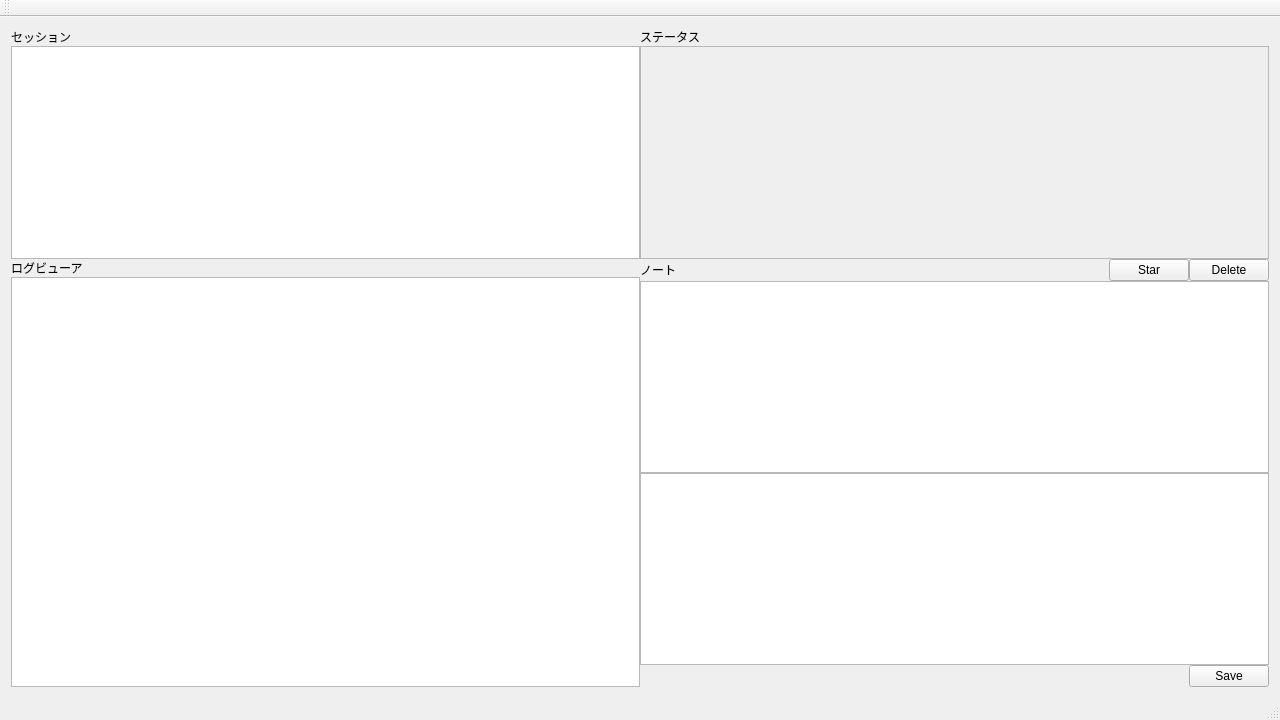
This is mainwindow.ui in fr0077/magmeasure as Qt 5 draws it before an edit. The edited form follows.
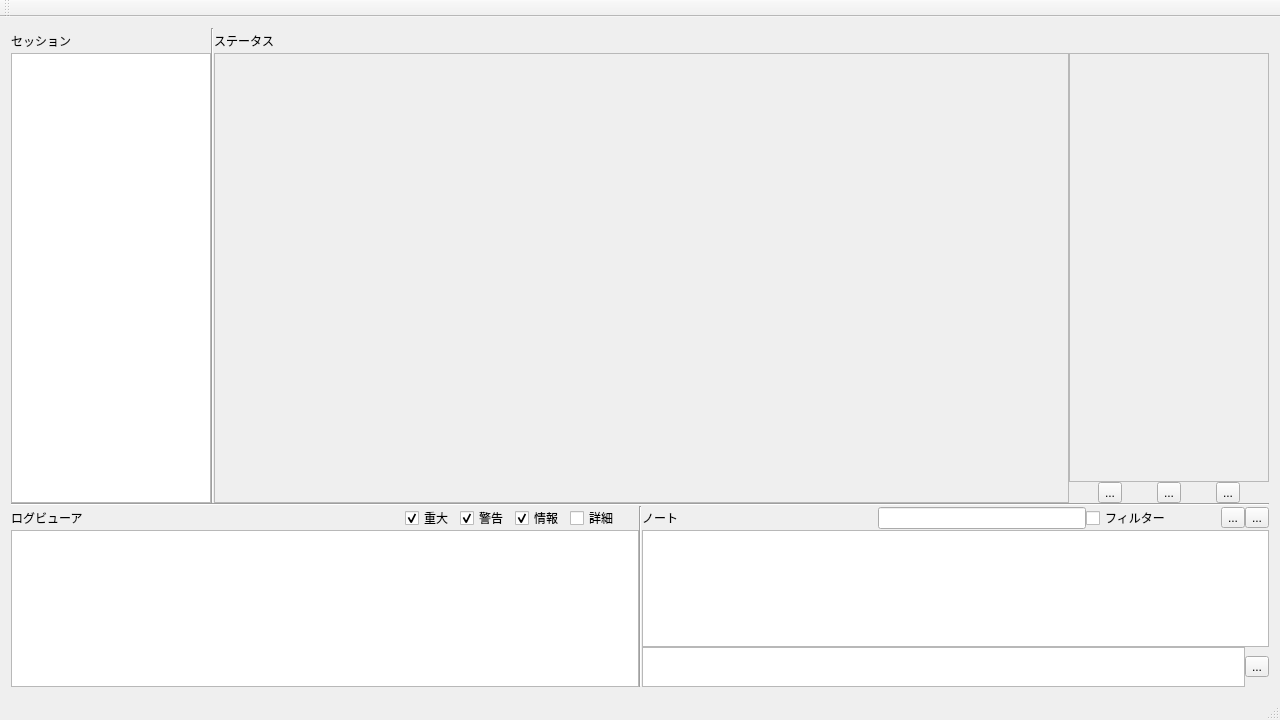
This is the edited form.

Commit message: UIがあらかたできた

The edit to the form file:
```diff
--- a/mainwindow.ui
+++ b/mainwindow.ui
@@ -10,36 +10,101 @@
     <height>720</height>
    </rect>
   </property>
+  <property name="sizePolicy">
+   <sizepolicy hsizetype="Fixed" vsizetype="Fixed">
+    <horstretch>0</horstretch>
+    <verstretch>0</verstretch>
+   </sizepolicy>
+  </property>
+  <property name="minimumSize">
+   <size>
+    <width>1280</width>
+    <height>720</height>
+   </size>
+  </property>
+  <property name="maximumSize">
+   <size>
+    <width>1280</width>
+    <height>720</height>
+   </size>
+  </property>
   <property name="windowTitle">
    <string>MainWindow</string>
   </property>
   <widget class="QWidget" name="centralWidget">
-   <layout class="QVBoxLayout" name="VerticalLayout">
+   <layout class="QVBoxLayout" name="VerticalLayout" stretch="0,0,0">
     <property name="spacing">
      <number>0</number>
     </property>
+    <property name="sizeConstraint">
+     <enum>QLayout::SetDefaultConstraint</enum>
+    </property>
     <item>
      <layout class="QHBoxLayout" name="horizontalLayout">
       <property name="spacing">
        <number>0</number>
       </property>
+      <property name="sizeConstraint">
+       <enum>QLayout::SetDefaultConstraint</enum>
+      </property>
       <item>
        <layout class="QVBoxLayout" name="verticalLayout_3">
         <property name="spacing">
          <number>0</number>
         </property>
+        <property name="sizeConstraint">
+         <enum>QLayout::SetFixedSize</enum>
+        </property>
         <item>
          <widget class="QLabel" name="label_3">
+          <property name="sizePolicy">
+           <sizepolicy hsizetype="Fixed" vsizetype="Fixed">
+            <horstretch>0</horstretch>
+            <verstretch>0</verstretch>
+           </sizepolicy>
+          </property>
+          <property name="minimumSize">
+           <size>
+            <width>0</width>
+            <height>25</height>
+           </size>
+          </property>
           <property name="text">
            <string>セッション</string>
           </property>
          </widget>
         </item>
         <item>
-         <widget class="QListView" name="listView_2"/>
+         <widget class="QListView" name="listView_2">
+          <property name="sizePolicy">
+           <sizepolicy hsizetype="Minimum" vsizetype="Fixed">
+            <horstretch>0</horstretch>
+            <verstretch>0</verstretch>
+           </sizepolicy>
+          </property>
+          <property name="minimumSize">
+           <size>
+            <width>0</width>
+            <height>450</height>
+           </size>
+          </property>
+          <property name="maximumSize">
+           <size>
+            <width>200</width>
+            <height>16777215</height>
+           </size>
+          </property>
+         </widget>
         </item>
        </layout>
       </item>
+      <item>
+       <widget class="Line" name="line_2">
+        <property name="orientation">
+         <enum>Qt::Vertical</enum>
+        </property>
+       </widget>
+      </item>
       <item>
        <layout class="QVBoxLayout" name="verticalLayout_4">
         <property name="spacing">
@@ -48,37 +113,123 @@
         <item>
          <widget class="QLabel" name="label_4">
           <property name="sizePolicy">
-           <sizepolicy hsizetype="Preferred" vsizetype="Minimum">
+           <sizepolicy hsizetype="Expanding" vsizetype="Fixed">
             <horstretch>0</horstretch>
             <verstretch>0</verstretch>
            </sizepolicy>
           </property>
+          <property name="minimumSize">
+           <size>
+            <width>0</width>
+            <height>25</height>
+           </size>
+          </property>
           <property name="text">
            <string>ステータス</string>
           </property>
          </widget>
         </item>
         <item>
-         <widget class="QScrollArea" name="scrollArea">
-          <property name="widgetResizable">
-           <bool>true</bool>
+         <layout class="QHBoxLayout" name="horizontalLayout_6">
+          <property name="spacing">
+           <number>0</number>
           </property>
-          <widget class="QWidget" name="scrollAreaWidgetContents">
-           <property name="geometry">
-            <rect>
-             <x>0</x>
-             <y>0</y>
-             <width>623</width>
-             <height>186</height>
-            </rect>
-           </property>
-          </widget>
-         </widget>
+          <item>
+           <layout class="QVBoxLayout" name="verticalLayout_5">
+            <property name="spacing">
+             <number>0</number>
+            </property>
+            <item>
+             <widget class="QFrame" name="frame_2">
+              <property name="sizePolicy">
+               <sizepolicy hsizetype="Expanding" vsizetype="Expanding">
+                <horstretch>0</horstretch>
+                <verstretch>0</verstretch>
+               </sizepolicy>
+              </property>
+              <property name="frameShape">
+               <enum>QFrame::StyledPanel</enum>
+              </property>
+              <property name="frameShadow">
+               <enum>QFrame::Raised</enum>
+              </property>
+             </widget>
+            </item>
+           </layout>
+          </item>
+          <item>
+           <layout class="QVBoxLayout" name="verticalLayout_6">
+            <property name="spacing">
+             <number>0</number>
+            </property>
+            <item>
+             <widget class="QFrame" name="frame_3">
+              <property name="sizePolicy">
+               <sizepolicy hsizetype="Preferred" vsizetype="Expanding">
+                <horstretch>0</horstretch>
+                <verstretch>0</verstretch>
+               </sizepolicy>
+              </property>
+              <property name="minimumSize">
+               <size>
+                <width>200</width>
+                <height>0</height>
+               </size>
+              </property>
+              <property name="maximumSize">
+               <size>
+                <width>200</width>
+                <height>16777215</height>
+               </size>
+              </property>
+              <property name="frameShape">
+               <enum>QFrame::StyledPanel</enum>
+              </property>
+              <property name="frameShadow">
+               <enum>QFrame::Raised</enum>
+              </property>
+             </widget>
+            </item>
+            <item>
+             <layout class="QHBoxLayout" name="horizontalLayout_7">
+              <item>
+               <widget class="QToolButton" name="toolButton_6">
+                <property name="text">
+                 <string>...</string>
+                </property>
+               </widget>
+              </item>
+              <item>
+               <widget class="QToolButton" name="toolButton_7">
+                <property name="text">
+                 <string>...</string>
+                </property>
+               </widget>
+              </item>
+              <item>
+               <widget class="QToolButton" name="toolButton">
+                <property name="text">
+                 <string>...</string>
+                </property>
+               </widget>
+              </item>
+             </layout>
+            </item>
+           </layout>
+          </item>
+         </layout>
         </item>
        </layout>
       </item>
      </layout>
     </item>
+    <item>
+     <widget class="Line" name="line">
+      <property name="orientation">
+       <enum>Qt::Horizontal</enum>
+      </property>
+     </widget>
+    </item>
     <item>
      <layout class="QHBoxLayout" name="horizontalLayout_2">
       <property name="spacing">
@@ -90,20 +241,158 @@
          <number>0</number>
         </property>
         <item>
-         <widget class="QLabel" name="label">
-          <property name="text">
-           <string>ログビューア</string>
+         <layout class="QHBoxLayout" name="horizontalLayout_3">
+          <property name="sizeConstraint">
+           <enum>QLayout::SetFixedSize</enum>
           </property>
-          <property name="margin">
-           <number>0</number>
-          </property>
-         </widget>
+          <item>
+           <widget class="QLabel" name="label">
+            <property name="sizePolicy">
+             <sizepolicy hsizetype="Preferred" vsizetype="Preferred">
+              <horstretch>0</horstretch>
+              <verstretch>0</verstretch>
+             </sizepolicy>
+            </property>
+            <property name="maximumSize">
+             <size>
+              <width>16777215</width>
+              <height>16</height>
+             </size>
+            </property>
+            <property name="text">
+             <string>ログビューア</string>
+            </property>
+            <property name="margin">
+             <number>0</number>
+            </property>
+           </widget>
+          </item>
+          <item>
+           <spacer name="horizontalSpacer">
+            <property name="orientation">
+             <enum>Qt::Horizontal</enum>
+            </property>
+            <property name="sizeHint" stdset="0">
+             <size>
+              <width>40</width>
+              <height>0</height>
+             </size>
+            </property>
+           </spacer>
+          </item>
+          <item>
+           <widget class="QCheckBox" name="checkBox">
+            <property name="sizePolicy">
+             <sizepolicy hsizetype="Minimum" vsizetype="Minimum">
+              <horstretch>0</horstretch>
+              <verstretch>0</verstretch>
+             </sizepolicy>
+            </property>
+            <property name="text">
+             <string>重大</string>
+            </property>
+            <property name="checked">
+             <bool>true</bool>
+            </property>
+            <property name="tristate">
+             <bool>false</bool>
+            </property>
+           </widget>
+          </item>
+          <item>
+           <widget class="QCheckBox" name="checkBox_2">
+            <property name="sizePolicy">
+             <sizepolicy hsizetype="Minimum" vsizetype="Fixed">
+              <horstretch>0</horstretch>
+              <verstretch>0</verstretch>
+             </sizepolicy>
+            </property>
+            <property name="minimumSize">
+             <size>
+              <width>0</width>
+              <height>0</height>
+             </size>
+            </property>
+            <property name="text">
+             <string>警告</string>
+            </property>
+            <property name="checked">
+             <bool>true</bool>
+            </property>
+           </widget>
+          </item>
+          <item>
+           <widget class="QCheckBox" name="checkBox_3">
+            <property name="sizePolicy">
+             <sizepolicy hsizetype="Minimum" vsizetype="Fixed">
+              <horstretch>0</horstretch>
+              <verstretch>0</verstretch>
+             </sizepolicy>
+            </property>
+            <property name="text">
+             <string>情報</string>
+            </property>
+            <property name="checked">
+             <bool>true</bool>
+            </property>
+           </widget>
+          </item>
+          <item>
+           <widget class="QCheckBox" name="checkBox_5">
+            <property name="sizePolicy">
+             <sizepolicy hsizetype="Minimum" vsizetype="Fixed">
+              <horstretch>0</horstretch>
+              <verstretch>0</verstretch>
+             </sizepolicy>
+            </property>
+            <property name="minimumSize">
+             <size>
+              <width>0</width>
+              <height>0</height>
+             </size>
+            </property>
+            <property name="text">
+             <string>詳細</string>
+            </property>
+           </widget>
+          </item>
+          <item>
+           <spacer name="horizontalSpacer_3">
+            <property name="orientation">
+             <enum>Qt::Horizontal</enum>
+            </property>
+            <property name="sizeType">
+             <enum>QSizePolicy::Minimum</enum>
+            </property>
+            <property name="sizeHint" stdset="0">
+             <size>
+              <width>20</width>
+              <height>22</height>
+             </size>
+            </property>
+           </spacer>
+          </item>
+         </layout>
         </item>
         <item>
-         <widget class="QListView" name="listView"/>
+         <widget class="QListView" name="listView">
+          <property name="maximumSize">
+           <size>
+            <width>16777215</width>
+            <height>16777215</height>
+           </size>
+          </property>
+         </widget>
         </item>
        </layout>
       </item>
+      <item>
+       <widget class="Line" name="line_3">
+        <property name="orientation">
+         <enum>Qt::Vertical</enum>
+        </property>
+       </widget>
+      </item>
       <item>
        <layout class="QVBoxLayout" name="verticalLayout">
         <property name="spacing">
@@ -114,8 +403,17 @@
           <property name="spacing">
            <number>-1</number>
           </property>
+          <property name="sizeConstraint">
+           <enum>QLayout::SetFixedSize</enum>
+          </property>
           <item>
            <widget class="QLabel" name="label_2">
+            <property name="sizePolicy">
+             <sizepolicy hsizetype="Preferred" vsizetype="Fixed">
+              <horstretch>0</horstretch>
+              <verstretch>0</verstretch>
+             </sizepolicy>
+            </property>
             <property name="text">
              <string>ノート</string>
             </property>
@@ -126,49 +424,37 @@
             <property name="orientation">
              <enum>Qt::Horizontal</enum>
             </property>
+            <property name="sizeType">
+             <enum>QSizePolicy::Fixed</enum>
+            </property>
             <property name="sizeHint" stdset="0">
              <size>
-              <width>40</width>
-              <height>20</height>
+              <width>200</width>
+              <height>0</height>
              </size>
             </property>
            </spacer>
           </item>
           <item>
-           <widget class="QPushButton" name="pushButton_3">
-            <property name="enabled">
-             <bool>true</bool>
-            </property>
+           <widget class="QLineEdit" name="lineEdit">
             <property name="sizePolicy">
-             <sizepolicy hsizetype="Minimum" vsizetype="Minimum">
+             <sizepolicy hsizetype="Expanding" vsizetype="Fixed">
               <horstretch>0</horstretch>
               <verstretch>0</verstretch>
              </sizepolicy>
             </property>
-            <property name="toolTipDuration">
-             <number>-1</number>
-            </property>
-            <property name="styleSheet">
-             <string notr="true"/>
-            </property>
-            <property name="text">
-             <string>Star</string>
-            </property>
            </widget>
           </item>
           <item>
-           <widget class="QPushButton" name="pushButton_2">
+           <widget class="QCheckBox" name="checkBox_4">
             <property name="sizePolicy">
-             <sizepolicy hsizetype="Minimum" vsizetype="Minimum">
+             <sizepolicy hsizetype="Minimum" vsizetype="Fixed">
               <horstretch>0</horstretch>
               <verstretch>0</verstretch>
              </sizepolicy>
             </property>
-            <property name="autoFillBackground">
-             <bool>false</bool>
-            </property>
             <property name="text">
-             <string>Delete</string>
+             <string>フィルター</string>
             </property>
             <property name="autoRepeatDelay">
              <number>-1</number>
@@ -178,36 +464,85 @@
             </property>
            </widget>
           </item>
-         </layout>
-        </item>
-        <item>
-         <widget class="QListView" name="listView_3"/>
-        </item>
-        <item>
-         <widget class="QPlainTextEdit" name="plainTextEdit"/>
-        </item>
-        <item>
-         <layout class="QHBoxLayout" name="horizontalLayout_3">
-          <property name="spacing">
-           <number>0</number>
-          </property>
           <item>
-           <spacer name="horizontalSpacer">
+           <spacer name="horizontalSpacer_4">
             <property name="orientation">
              <enum>Qt::Horizontal</enum>
             </property>
+            <property name="sizeType">
+             <enum>QSizePolicy::Fixed</enum>
+            </property>
             <property name="sizeHint" stdset="0">
              <size>
-              <width>40</width>
+              <width>50</width>
               <height>20</height>
              </size>
             </property>
            </spacer>
           </item>
           <item>
-           <widget class="QPushButton" name="pushButton">
+           <widget class="QToolButton" name="toolButton_3">
             <property name="text">
-             <string>Save</string>
+             <string>...</string>
+            </property>
+           </widget>
+          </item>
+          <item>
+           <widget class="QToolButton" name="toolButton_4">
+            <property name="text">
+             <string>...</string>
+            </property>
+           </widget>
+          </item>
+         </layout>
+        </item>
+        <item>
+         <widget class="QListView" name="listView_3">
+          <property name="maximumSize">
+           <size>
+            <width>16777215</width>
+            <height>16777215</height>
+           </size>
+          </property>
+         </widget>
+        </item>
+        <item>
+         <layout class="QHBoxLayout" name="horizontalLayout_5">
+          <property name="spacing">
+           <number>-1</number>
+          </property>
+          <property name="sizeConstraint">
+           <enum>QLayout::SetFixedSize</enum>
+          </property>
+          <item>
+           <widget class="QPlainTextEdit" name="plainTextEdit">
+            <property name="sizePolicy">
+             <sizepolicy hsizetype="Expanding" vsizetype="Fixed">
+              <horstretch>0</horstretch>
+              <verstretch>0</verstretch>
+             </sizepolicy>
+            </property>
+            <property name="minimumSize">
+             <size>
+              <width>0</width>
+              <height>0</height>
+             </size>
+            </property>
+            <property name="maximumSize">
+             <size>
+              <width>16777215</width>
+              <height>40</height>
+             </size>
+            </property>
+            <property name="sizeAdjustPolicy">
+             <enum>QAbstractScrollArea::AdjustIgnored</enum>
+            </property>
+           </widget>
+          </item>
+          <item>
+           <widget class="QToolButton" name="toolButton_2">
+            <property name="text">
+             <string>...</string>
             </property>
            </widget>
           </item>
```
Left out of the diff: 24 changed lines with no effect on the pictures.
